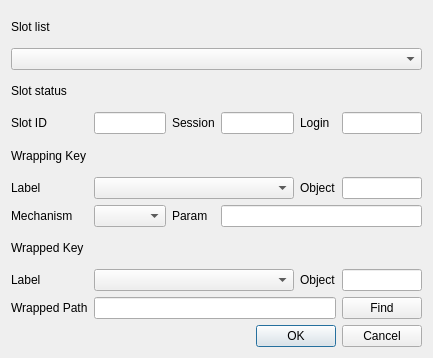
First picture: the form in CryptokiMan/wrap_key_dlg.ui, repository jykim74/CryptokiMan, before the edit.
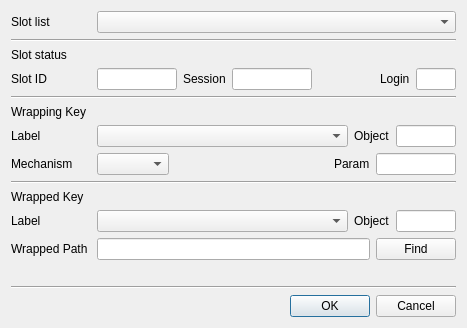
Second picture: the form after the edit.

What changed in the file:
```diff
--- a/CryptokiMan/wrap_key_dlg.ui
+++ b/CryptokiMan/wrap_key_dlg.ui
@@ -6,93 +6,355 @@
    <rect>
     <x>0</x>
     <y>0</y>
-    <width>433</width>
-    <height>358</height>
+    <width>467</width>
+    <height>328</height>
    </rect>
   </property>
   <property name="windowTitle">
    <string>Wrap key</string>
   </property>
-  <layout class="QGridLayout" name="gridLayout">
-   <item row="3" column="0">
-    <widget class="QLabel" name="label_3">
-     <property name="text">
-      <string>Slot ID</string>
+  <layout class="QVBoxLayout" name="verticalLayout">
+   <item>
+    <layout class="QGridLayout" name="gridLayout">
+     <property name="topMargin">
+      <number>0</number>
      </property>
-    </widget>
+     <item row="0" column="0">
+      <widget class="QLabel" name="label">
+       <property name="minimumSize">
+        <size>
+         <width>80</width>
+         <height>0</height>
+        </size>
+       </property>
+       <property name="text">
+        <string>Slot list</string>
+       </property>
+      </widget>
+     </item>
+     <item row="0" column="1">
+      <widget class="QComboBox" name="mSlotsCombo">
+       <property name="sizePolicy">
+        <sizepolicy hsizetype="Preferred" vsizetype="Fixed">
+         <horstretch>1</horstretch>
+         <verstretch>0</verstretch>
+        </sizepolicy>
+       </property>
+      </widget>
+     </item>
+    </layout>
    </item>
-   <item row="3" column="2">
-    <widget class="QLabel" name="label_4">
-     <property name="text">
-      <string>Session</string>
+   <item>
+    <widget class="Line" name="line">
+     <property name="orientation">
+      <enum>Qt::Horizontal</enum>
      </property>
     </widget>
    </item>
-   <item row="6" column="1">
-    <widget class="QComboBox" name="mWrappingMechCombo"/>
-   </item>
-   <item row="2" column="0">
+   <item>
     <widget class="QLabel" name="label_2">
      <property name="text">
       <string>Slot status</string>
      </property>
     </widget>
    </item>
-   <item row="5" column="0">
-    <widget class="QLabel" name="label_7">
-     <property name="text">
-      <string>Label</string>
+   <item>
+    <layout class="QGridLayout" name="gridLayout_2">
+     <property name="topMargin">
+      <number>0</number>
      </property>
-    </widget>
+     <item row="0" column="1">
+      <widget class="QLineEdit" name="mSlotIDText">
+       <property name="maximumSize">
+        <size>
+         <width>80</width>
+         <height>16777215</height>
+        </size>
+       </property>
+      </widget>
+     </item>
+     <item row="0" column="2">
+      <widget class="QLabel" name="label_4">
+       <property name="text">
+        <string>Session</string>
+       </property>
+      </widget>
+     </item>
+     <item row="0" column="6">
+      <widget class="QLineEdit" name="mLoginText">
+       <property name="maximumSize">
+        <size>
+         <width>40</width>
+         <height>16777215</height>
+        </size>
+       </property>
+      </widget>
+     </item>
+     <item row="0" column="3">
+      <widget class="QLineEdit" name="mSessionText">
+       <property name="maximumSize">
+        <size>
+         <width>80</width>
+         <height>16777215</height>
+        </size>
+       </property>
+      </widget>
+     </item>
+     <item row="0" column="0">
+      <widget class="QLabel" name="label_3">
+       <property name="minimumSize">
+        <size>
+         <width>80</width>
+         <height>0</height>
+        </size>
+       </property>
+       <property name="text">
+        <string>Slot ID</string>
+       </property>
+      </widget>
+     </item>
+     <item row="0" column="5">
+      <widget class="QLabel" name="label_5">
+       <property name="text">
+        <string>Login</string>
+       </property>
+      </widget>
+     </item>
+     <item row="0" column="4">
+      <spacer name="horizontalSpacer">
+       <property name="orientation">
+        <enum>Qt::Horizontal</enum>
+       </property>
+       <property name="sizeHint" stdset="0">
+        <size>
+         <width>40</width>
+         <height>20</height>
+        </size>
+       </property>
+      </spacer>
+     </item>
+    </layout>
    </item>
-   <item row="6" column="2">
-    <widget class="QLabel" name="label_10">
-     <property name="text">
-      <string>Param</string>
+   <item>
+    <widget class="Line" name="line_2">
+     <property name="orientation">
+      <enum>Qt::Horizontal</enum>
      </property>
     </widget>
    </item>
-   <item row="3" column="3">
-    <widget class="QLineEdit" name="mSessionText"/>
-   </item>
-   <item row="8" column="0">
-    <widget class="QLabel" name="label_12">
+   <item>
+    <widget class="QLabel" name="label_6">
      <property name="text">
-      <string>Label</string>
+      <string>Wrapping Key</string>
      </property>
     </widget>
    </item>
-   <item row="3" column="4">
-    <widget class="QLabel" name="label_5">
-     <property name="text">
-      <string>Login</string>
+   <item>
+    <layout class="QGridLayout" name="gridLayout_3">
+     <item row="0" column="3">
+      <widget class="QLineEdit" name="mWrappingObjectText">
+       <property name="maximumSize">
+        <size>
+         <width>60</width>
+         <height>16777215</height>
+        </size>
+       </property>
+      </widget>
+     </item>
+     <item row="0" column="2">
+      <widget class="QLabel" name="label_8">
+       <property name="text">
+        <string>Object</string>
+       </property>
+      </widget>
+     </item>
+     <item row="0" column="0">
+      <widget class="QLabel" name="label_7">
+       <property name="minimumSize">
+        <size>
+         <width>80</width>
+         <height>0</height>
+        </size>
+       </property>
+       <property name="text">
+        <string>Label</string>
+       </property>
+      </widget>
+     </item>
+     <item row="0" column="1">
+      <widget class="QComboBox" name="mWrappingLabelCombo">
+       <property name="sizePolicy">
+        <sizepolicy hsizetype="Preferred" vsizetype="Fixed">
+         <horstretch>1</horstretch>
+         <verstretch>0</verstretch>
+        </sizepolicy>
+       </property>
+      </widget>
+     </item>
+    </layout>
+   </item>
+   <item>
+    <layout class="QGridLayout" name="gridLayout_4">
+     <item row="0" column="1">
+      <widget class="QComboBox" name="mWrappingMechCombo"/>
+     </item>
+     <item row="0" column="0">
+      <widget class="QLabel" name="label_9">
+       <property name="minimumSize">
+        <size>
+         <width>80</width>
+         <height>0</height>
+        </size>
+       </property>
+       <property name="maximumSize">
+        <size>
+         <width>80</width>
+         <height>16777215</height>
+        </size>
+       </property>
+       <property name="text">
+        <string>Mechanism</string>
+       </property>
+      </widget>
+     </item>
+     <item row="0" column="4">
+      <widget class="QLineEdit" name="mWrappingParamText">
+       <property name="maximumSize">
+        <size>
+         <width>80</width>
+         <height>16777215</height>
+        </size>
+       </property>
+      </widget>
+     </item>
+     <item row="0" column="3">
+      <widget class="QLabel" name="label_10">
+       <property name="text">
+        <string>Param</string>
+       </property>
+      </widget>
+     </item>
+     <item row="0" column="2">
+      <spacer name="horizontalSpacer_3">
+       <property name="orientation">
+        <enum>Qt::Horizontal</enum>
+       </property>
+       <property name="sizeHint" stdset="0">
+        <size>
+         <width>40</width>
+         <height>20</height>
+        </size>
+       </property>
+      </spacer>
+     </item>
+    </layout>
+   </item>
+   <item>
+    <widget class="Line" name="line_3">
+     <property name="orientation">
+      <enum>Qt::Horizontal</enum>
      </property>
     </widget>
    </item>
-   <item row="1" column="0" colspan="6">
-    <widget class="QComboBox" name="mSlotsCombo"/>
-   </item>
-   <item row="3" column="5">
-    <widget class="QLineEdit" name="mLoginText"/>
-   </item>
-   <item row="7" column="0">
+   <item>
     <widget class="QLabel" name="label_11">
      <property name="text">
       <string>Wrapped Key</string>
      </property>
     </widget>
    </item>
-   <item row="0" column="0">
-    <widget class="QLabel" name="label">
-     <property name="text">
-      <string>Slot list</string>
+   <item>
+    <layout class="QGridLayout" name="gridLayout_5">
+     <item row="0" column="3">
+      <widget class="QLineEdit" name="mObjectText">
+       <property name="maximumSize">
+        <size>
+         <width>60</width>
+         <height>16777215</height>
+        </size>
+       </property>
+      </widget>
+     </item>
+     <item row="0" column="0">
+      <widget class="QLabel" name="label_12">
+       <property name="minimumSize">
+        <size>
+         <width>80</width>
+         <height>0</height>
+        </size>
+       </property>
+       <property name="text">
+        <string>Label</string>
+       </property>
+      </widget>
+     </item>
+     <item row="0" column="1">
+      <widget class="QComboBox" name="mLabelCombo">
+       <property name="sizePolicy">
+        <sizepolicy hsizetype="Preferred" vsizetype="Fixed">
+         <horstretch>1</horstretch>
+         <verstretch>0</verstretch>
+        </sizepolicy>
+       </property>
+      </widget>
+     </item>
+     <item row="0" column="2">
+      <widget class="QLabel" name="label_13">
+       <property name="text">
+        <string>Object</string>
+       </property>
+      </widget>
+     </item>
+    </layout>
+   </item>
+   <item>
+    <layout class="QGridLayout" name="gridLayout_6">
+     <item row="0" column="0">
+      <widget class="QLabel" name="label_14">
+       <property name="minimumSize">
+        <size>
+         <width>80</width>
+         <height>0</height>
+        </size>
+       </property>
+       <property name="text">
+        <string>Wrapped Path</string>
+       </property>
+      </widget>
+     </item>
+     <item row="0" column="1">
+      <widget class="QLineEdit" name="mPathText"/>
+     </item>
+     <item row="0" column="2">
+      <widget class="QPushButton" name="mFindBtn">
+       <property name="text">
+        <string>Find</string>
+       </property>
+      </widget>
+     </item>
+    </layout>
+   </item>
+   <item>
+    <spacer name="verticalSpacer">
+     <property name="orientation">
+      <enum>Qt::Vertical</enum>
+     </property>
+     <property name="sizeHint" stdset="0">
+      <size>
+       <width>20</width>
+       <height>40</height>
+      </size>
+     </property>
+    </spacer>
+   </item>
+   <item>
+    <widget class="Line" name="line_4">
+     <property name="orientation">
+      <enum>Qt::Horizontal</enum>
      </property>
     </widget>
    </item>
-   <item row="3" column="1">
-    <widget class="QLineEdit" name="mSlotIDText"/>
-   </item>
-   <item row="10" column="3" colspan="3">
+   <item>
     <widget class="QDialogButtonBox" name="buttonBox">
      <property name="orientation">
       <enum>Qt::Horizontal</enum>
@@ -102,66 +364,6 @@
      </property>
     </widget>
    </item>
-   <item row="6" column="0">
-    <widget class="QLabel" name="label_9">
-     <property name="text">
-      <string>Mechanism</string>
-     </property>
-    </widget>
-   </item>
-   <item row="4" column="0">
-    <widget class="QLabel" name="label_6">
-     <property name="text">
-      <string>Wrapping Key</string>
-     </property>
-    </widget>
-   </item>
-   <item row="6" column="3" colspan="3">
-    <widget class="QLineEdit" name="mWrappingParamText"/>
-   </item>
-   <item row="9" column="0">
-    <widget class="QLabel" name="label_14">
-     <property name="text">
-      <string>Wrapped Path</string>
-     </property>
-    </widget>
-   </item>
-   <item row="9" column="5">
-    <widget class="QPushButton" name="mFindBtn">
-     <property name="text">
-      <string>Find</string>
-     </property>
-    </widget>
-   </item>
-   <item row="9" column="1" colspan="4">
-    <widget class="QLineEdit" name="mPathText"/>
-   </item>
-   <item row="5" column="5">
-    <widget class="QLineEdit" name="mWrappingObjectText"/>
-   </item>
-   <item row="5" column="4">
-    <widget class="QLabel" name="label_8">
-     <property name="text">
-      <string>Object</string>
-     </property>
-    </widget>
-   </item>
-   <item row="8" column="5">
-    <widget class="QLineEdit" name="mObjectText"/>
-   </item>
-   <item row="8" column="4">
-    <widget class="QLabel" name="label_13">
-     <property name="text">
-      <string>Object</string>
-     </property>
-    </widget>
-   </item>
-   <item row="5" column="1" colspan="3">
-    <widget class="QComboBox" name="mWrappingLabelCombo"/>
-   </item>
-   <item row="8" column="1" colspan="3">
-    <widget class="QComboBox" name="mLabelCombo"/>
-   </item>
   </layout>
  </widget>
  <tabstops>
```
Left out of the diff: 14 changed lines with no effect on the pictures.
